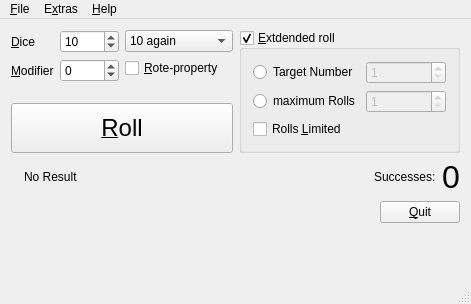
Qt form ui/ui_MainWindow.ui (Kamduis/DiceRoller-WoD) before a commit.
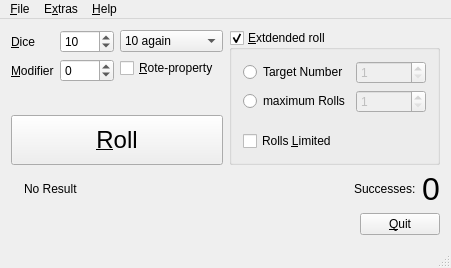
The same form after that commit. Icons and pictures are not drawn.

Commit message:
iRemoved Widget that displayed the dice.
This display was not working correctly.

The edit to the form file:
```diff
--- a/ui/ui_MainWindow.ui
+++ b/ui/ui_MainWindow.ui
@@ -6,8 +6,8 @@
    <rect>
     <x>0</x>
     <y>0</y>
-    <width>471</width>
-    <height>274</height>
+    <width>451</width>
+    <height>268</height>
    </rect>
   </property>
   <property name="sizePolicy">
@@ -347,47 +347,6 @@
       </item>
      </layout>
     </item>
-    <item>
-     <widget class="QFrame" name="frame_dice">
-      <property name="frameShape">
-       <enum>QFrame::NoFrame</enum>
-      </property>
-      <property name="frameShadow">
-       <enum>QFrame::Raised</enum>
-      </property>
-      <layout class="QHBoxLayout" name="horizontalLayout_dice">
-       <item>
-        <spacer name="horizontalSpacer_2">
-         <property name="orientation">
-          <enum>Qt::Horizontal</enum>
-         </property>
-         <property name="sizeHint" stdset="0">
-          <size>
-           <width>40</width>
-           <height>20</height>
-          </size>
-         </property>
-        </spacer>
-       </item>
-       <item>
-        <layout class="QGridLayout" name="gridLayout_dice"/>
-       </item>
-       <item>
-        <spacer name="horizontalSpacer_3">
-         <property name="orientation">
-          <enum>Qt::Horizontal</enum>
-         </property>
-         <property name="sizeHint" stdset="0">
-          <size>
-           <width>40</width>
-           <height>20</height>
-          </size>
-         </property>
-        </spacer>
-       </item>
-      </layout>
-     </widget>
-    </item>
    </layout>
   </widget>
   <widget class="QStatusBar" name="statusBar"/>
@@ -396,8 +355,8 @@
     <rect>
      <x>0</x>
      <y>0</y>
-     <width>471</width>
-     <height>21</height>
+     <width>451</width>
+     <height>25</height>
     </rect>
    </property>
    <widget class="QMenu" name="menu_File">
```
The commit also changes 2 other files.
